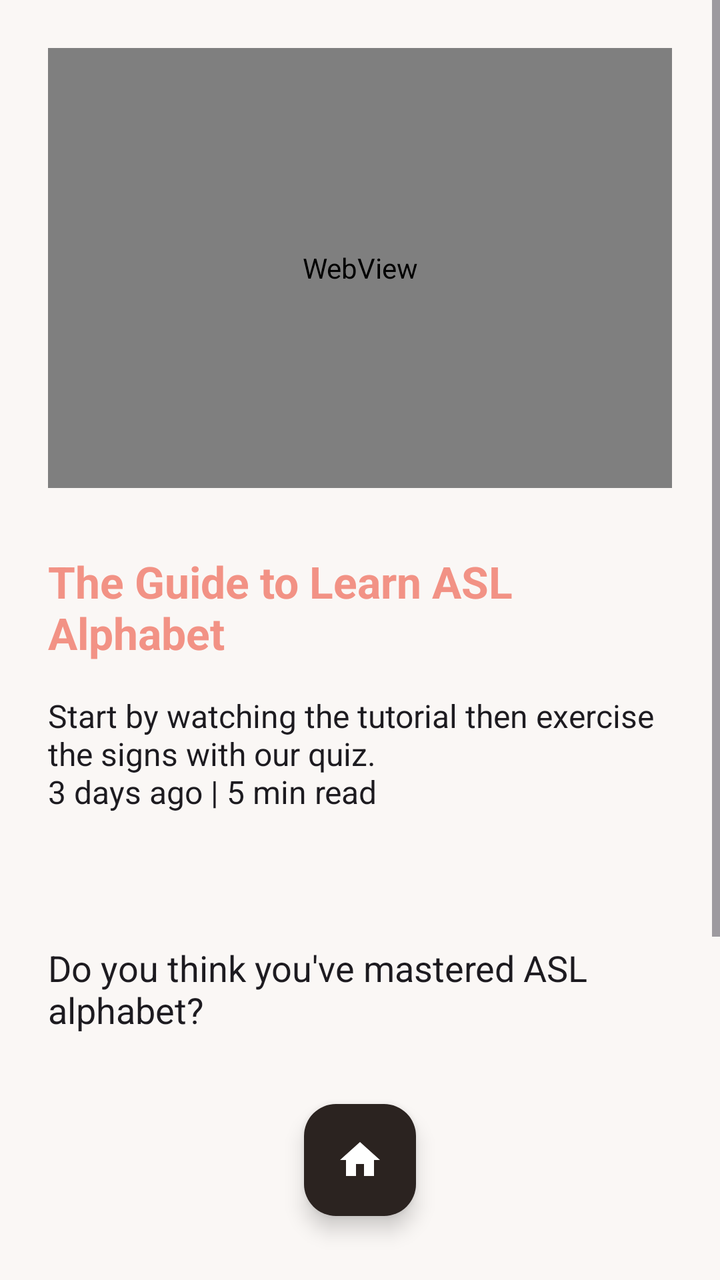
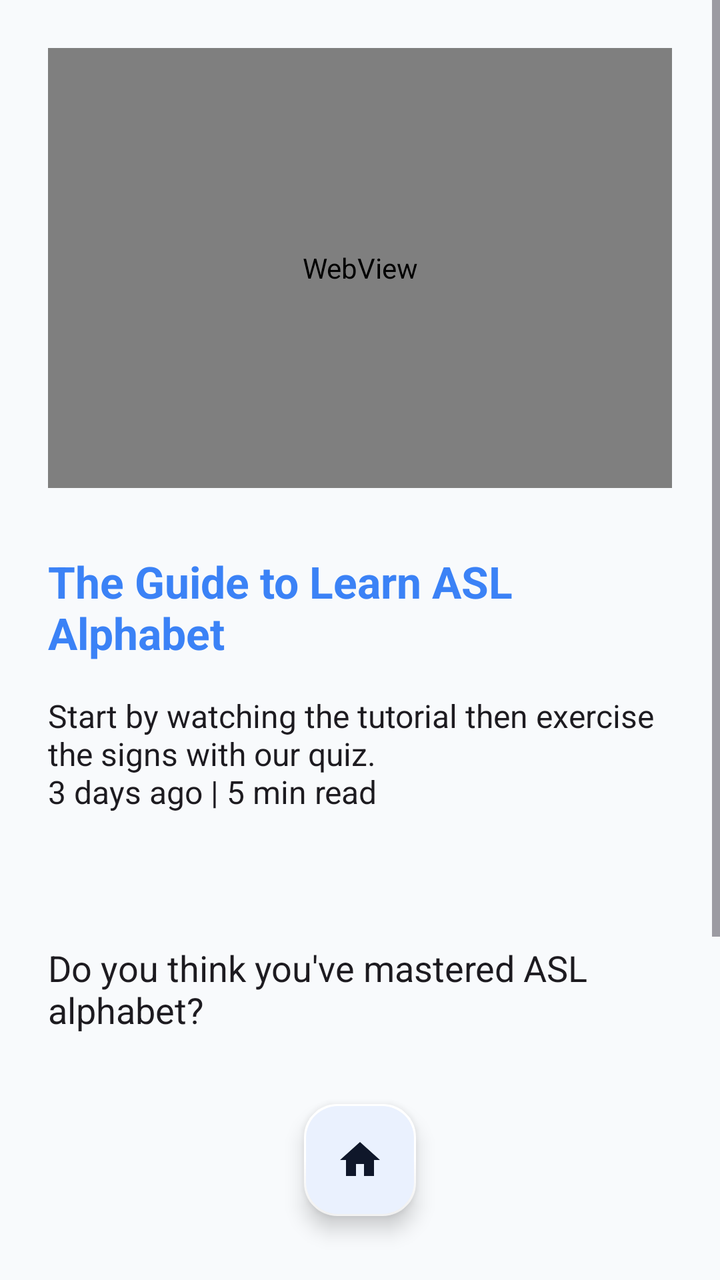

Screens rendered from an Android XML layout before and after an edit, with the pre-edit source and the edit as a unified diff.
<!-- AndroidManifest.xml: application theme Theme.ASLTranslator -->
<!-- res/layout/fragment_lessons_study.xml -->
<?xml version="1.0" encoding="utf-8"?>
<androidx.constraintlayout.widget.ConstraintLayout xmlns:android="http://schemas.android.com/apk/res/android"
    xmlns:app="http://schemas.android.com/apk/res-auto"
    xmlns:tools="http://schemas.android.com/tools"
    android:layout_width="match_parent"
    android:layout_height="match_parent"
    android:background="?attr/android:colorBackground"
    tools:context=".LessonsStudyFragment">

    <ScrollView
        android:layout_width="match_parent"
        android:layout_height="0dp"
        app:layout_constraintTop_toTopOf="parent"
        app:layout_constraintBottom_toTopOf="@+id/btn_home"
        android:layout_marginBottom="16dp">

        <LinearLayout
            android:layout_width="match_parent"
            android:layout_height="wrap_content"
            android:orientation="vertical"
            android:padding="24dp">

            <WebView
                android:id="@+id/webview_youtube"
                android:layout_width="match_parent"
                android:layout_height="220dp"
                android:layout_marginBottom="32dp"/>

            <TextView
                android:layout_width="match_parent"
                android:layout_height="wrap_content"
                android:text="@string/guide_title"
                android:textSize="22sp"
                android:textStyle="bold"
                android:textColor="?attr/colorPrimary"
                android:layout_marginBottom="16dp" />

            <TextView
                android:layout_width="match_parent"
                android:layout_height="wrap_content"
                android:text="@string/guide_subtitle"
                android:textSize="16sp"
                android:textColor="?android:attr/textColorPrimary"
                android:layout_marginBottom="32dp" />

            <View
                android:layout_width="match_parent"
                android:layout_height="1dp"
                android:background="?android:attr/textColorPrimary"
                android:layout_marginBottom="32dp"
                android:alpha="0.2" />

            <TextView
                android:layout_width="match_parent"
                android:layout_height="wrap_content"
                android:text="@string/guide_question"
                android:textSize="18sp"
                android:textColor="?android:attr/textColorPrimary"
                android:layout_marginBottom="16dp" />

            <com.google.android.material.button.MaterialButton
                android:id="@+id/btn_take_quiz"
                android:layout_width="match_parent"
                android:layout_height="wrap_content"
                android:text="@string/take_quiz_button"
                android:paddingVertical="12dp"
                android:textSize="18sp"
                android:textColor="@color/white"
                app:backgroundTint="@color/dark_brown"
                app:cornerRadius="@dimen/button_corner_radius" />

        </LinearLayout>
    </ScrollView>

    <com.google.android.material.floatingactionbutton.FloatingActionButton
        android:id="@+id/btn_home"
        android:layout_width="wrap_content"
        android:layout_height="wrap_content"
        android:layout_marginBottom="32dp"
        android:src="@drawable/ic_home_filled"
        app:tint="@color/white"
        app:backgroundTint="@color/dark_brown"
        app:borderWidth="0dp"
        app:layout_constraintBottom_toBottomOf="parent"
        app:layout_constraintStart_toStartOf="parent"
        app:layout_constraintEnd_toEndOf="parent" 
        android:contentDescription="@string/home_button"/>

</androidx.constraintlayout.widget.ConstraintLayout>
<!-- resources referenced by this layout -->
<resources>
  <color name="dark_brown">#2B2320</color>
  <color name="white">#FFFFFFFF</color>
  <dimen name="button_corner_radius">32dp</dimen>
  <!-- drawable ic_home_filled (drawable) -->
  <vector xmlns:android="http://schemas.android.com/apk/res/android"
      android:width="24dp"
      android:height="24dp"
      android:viewportWidth="24.0"
      android:viewportHeight="24.0"
      android:tint="#FFFFFF">
      <path
          android:fillColor="#FFFFFF"
          android:pathData="M10,20v-6h4v6h5v-8h3L12,3 2,12h3v8z"/>
  </vector>
  <string name="guide_question">Do you think you\'ve mastered ASL alphabet?</string>
  <string name="guide_subtitle">Start by watching the tutorial then exercise the signs with our quiz.\n3 days ago | 5 min read</string>
  <string name="guide_title">The Guide to Learn ASL Alphabet</string>
  <string name="home_button">Home</string>
  <string name="take_quiz_button">Take our quiz</string>
  <style name="Theme.ASLTranslator" parent="Base.Theme.ASLTranslator" />
  <style name="Base.Theme.ASLTranslator" parent="Theme.Material3.DayNight.NoActionBar">
          <item name="colorPrimary">@color/pink</item>
          <item name="colorOnPrimary">@color/white</item>
          <item name="android:colorBackground">@color/brown_bg</item>
          <item name="android:windowBackground">@color/brown_bg</item>
          <item name="colorSurface">@color/light_brown</item>
          <item name="colorOnSurface">@color/very_dark_brown</item>
          <item name="colorOnBackground">@color/very_dark_brown</item>
      </style>
  <color name="pink">#F29285</color>
  <color name="brown_bg">#FAF7F5</color>
  <color name="light_brown">#F0EAE6</color>
  <color name="very_dark_brown">#1A1614</color>
</resources>

<!-- the commit's change to res/layout/fragment_lessons_study.xml (unified diff, before → after) -->
@@ -65,8 +65,10 @@
                 android:text="@string/take_quiz_button"
                 android:paddingVertical="12dp"
                 android:textSize="18sp"
-                android:textColor="@color/white"
-                app:backgroundTint="@color/dark_brown"
+                android:textColor="?attr/colorOnSurface"
+                app:backgroundTint="?attr/colorSurface"
+                app:strokeColor="?attr/colorOutline"
+                app:strokeWidth="1dp"
                 app:cornerRadius="@dimen/button_corner_radius" />
 
         </LinearLayout>
@@ -78,9 +80,9 @@
         android:layout_height="wrap_content"
         android:layout_marginBottom="32dp"
         android:src="@drawable/ic_home_filled"
-        app:tint="@color/white"
-        app:backgroundTint="@color/dark_brown"
-        app:borderWidth="0dp"
+        app:tint="?attr/colorOnSurface"
+        app:backgroundTint="?attr/colorSurface"
+        app:borderWidth="1dp"
         app:layout_constraintBottom_toBottomOf="parent"
         app:layout_constraintStart_toStartOf="parent"
         app:layout_constraintEnd_toEndOf="parent" 
<!-- resource entries referenced after the edit -->
@@ -1,8 +1,10 @@
 <!-- resources referenced by this layout -->
 <resources>
-  <color name="dark_brown">#2B2320</color>
   <color name="white">#FFFFFFFF</color>
-  <dimen name="button_corner_radius">32dp</dimen>
+  <color name="bg_light">#F8FAFC</color>
+  <color name="surface_light">#FFFFFF</color>
+  <color name="text_light">#0F172A</color>
+  <dimen name="button_corner_radius">12dp</dimen>
   <!-- drawable ic_home_filled (drawable) -->
   <vector xmlns:android="http://schemas.android.com/apk/res/android"
       android:width="24dp"
@@ -21,17 +23,15 @@
   <string name="take_quiz_button">Take our quiz</string>
   <style name="Theme.ASLTranslator" parent="Base.Theme.ASLTranslator" />
   <style name="Base.Theme.ASLTranslator" parent="Theme.Material3.DayNight.NoActionBar">
-          <item name="colorPrimary">@color/pink</item>
+          <item name="colorPrimary">@color/accent</item>
           <item name="colorOnPrimary">@color/white</item>
-          <item name="android:colorBackground">@color/brown_bg</item>
-          <item name="android:windowBackground">@color/brown_bg</item>
-          <item name="colorSurface">@color/light_brown</item>
-          <item name="colorOnSurface">@color/very_dark_brown</item>
-          <item name="colorOnBackground">@color/very_dark_brown</item>
+          <item name="android:colorBackground">@color/bg_light</item>
+          <item name="android:windowBackground">@color/bg_light</item>
+          <item name="colorSurface">@color/surface_light</item>
+          <item name="colorOnSurface">@color/text_light</item>
+          <item name="colorOnBackground">@color/text_light</item>
+          <item name="colorOutline">#CBD5E1</item>
       </style>
-  <color name="pink">#F29285</color>
-  <color name="brown_bg">#FAF7F5</color>
-  <color name="light_brown">#F0EAE6</color>
-  <color name="very_dark_brown">#1A1614</color>
+  <color name="accent">#3B82F6</color>
 </resources>
 
